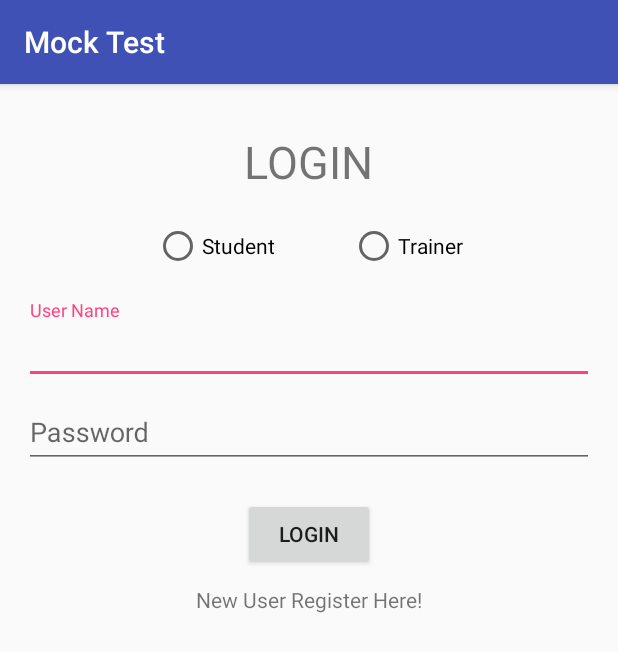
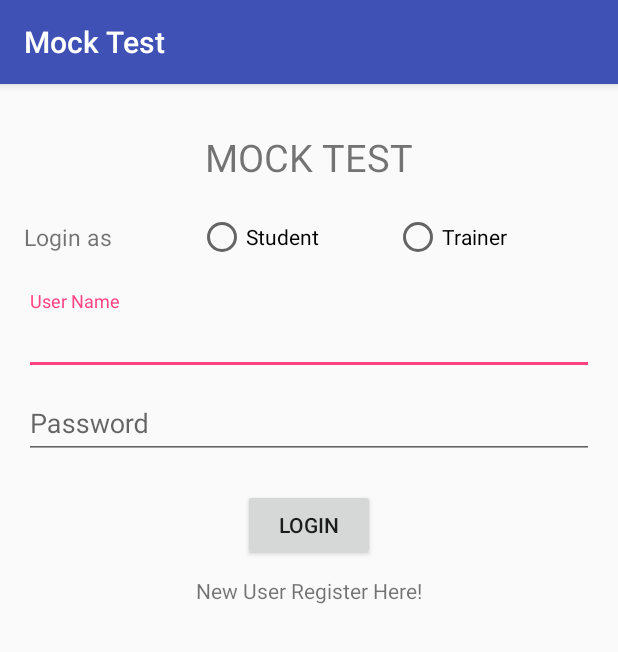
Before and after one commit to vigneshp91/MockTest, an Android app: the screen it shows after launch (LoginActivity), after a tap on "LOGIN", on a phone screen of 412 x 824 dp. Shown: the top 652 px of the screen. Run offline under Robolectric (Android 15) with nearby library versions, the light colour scheme and no system bars.

Commit message:
Register db

```diff
--- a/app/src/main/java/com/mocktest/LoginActivity.java
+++ b/app/src/main/java/com/mocktest/LoginActivity.java
@@ -1,5 +1,6 @@
 package com.mocktest;
 
+import android.database.Cursor;
 import android.support.design.widget.TextInputLayout;
 import android.support.v7.app.AppCompatActivity;
 import android.os.Bundle;
@@ -9,6 +10,7 @@ import android.view.View;
 import android.widget.Button;
 import android.widget.EditText;
 import android.widget.RadioButton;
+import android.widget.TextView;
 import android.widget.Toast;
 
 import com.mocktest.database.MockTestDb;
@@ -19,19 +21,26 @@ public class LoginActivity extends AppCompatActivity implements View.OnClickList
     private RadioButton student,trainer;
     private TextInputLayout usernameWrapper,passwordWrapper;
     private MockTestDb mTestdb;
+    private TextView user_hint,register_link;
+    Button submit;
+    private static int action_type=0;
+    String uname_txt,user_type,pass_txt;
 
     @Override
     protected void onCreate(Bundle savedInstanceState) {
         super.onCreate(savedInstanceState);
         setContentView(R.layout.activity_login);
-        Button submit=(Button)findViewById(R.id.submit);
+        submit=(Button)findViewById(R.id.submit);
         uname=(EditText)findViewById(R.id.username);
         password=(EditText)findViewById(R.id.password);
         passwordWrapper=(TextInputLayout)findViewById(R.id.passwordWrapper);
         usernameWrapper=(TextInputLayout)findViewById(R.id.usernameWrapper);
         student=(RadioButton)findViewById(R.id.student_login);
         trainer=(RadioButton)findViewById(R.id.trainer_login);
+        user_hint=(TextView) findViewById(R.id.user_hint);
+        register_link=(TextView) findViewById(R.id.register_link);
         submit.setOnClickListener(this);
+        register_link.setOnClickListener(this);
 
         mTestdb=new MockTestDb(getApplicationContext());
 
@@ -86,33 +95,68 @@ public class LoginActivity extends AppCompatActivity implements View.OnClickList
     public void onClick(View view) {
         switch (view.getId()){
             case R.id.submit:
-                String uname_txt=uname.getText().toString();
-                String pass_txt=password.getText().toString();
-                String user_type="";
+                 uname_txt=uname.getText().toString();
+                 pass_txt=password.getText().toString();
+                 user_type="";
 
                 if(student.isChecked())
                     user_type="S";
                 if(trainer.isChecked())
                     user_type="T";
 
+                if(validateUeer()){
+                    if(action_type==1) {
+                        if (mTestdb.checkUser(uname_txt).getCount() > 0) {
+                            usernameWrapper.setErrorEnabled(true);
+                            usernameWrapper.setError("User Already Exist");
+                        }else {
+                            mTestdb.registerUser(uname_txt, pass_txt, user_type);
+                        }
+                    }else{
+                        /*Cursor c=mTestdb.loginUser(uname_txt);
+                        if(c.getCount()>0){
 
-                if(user_type.equalsIgnoreCase(""))
-                    Toast.makeText(this, "Select Type of user", Toast.LENGTH_SHORT).show();
-                else if(uname.getText().toString().equalsIgnoreCase("")){
-                    usernameWrapper.setErrorEnabled(true);
-                    usernameWrapper.setError("Enter Username");
-                }else if(pass_txt.equalsIgnoreCase("")){
-                    passwordWrapper.setErrorEnabled(true);
-                    passwordWrapper.setError("Enter Password");
-                }else if(mTestdb.checkUser(uname_txt).getCount()>0){
-                    usernameWrapper.setErrorEnabled(true);
-                    usernameWrapper.setError("User Already Exist");
-            }
-                else if(!uname_txt.equalsIgnoreCase("")){
-                 TestUtil.getInstance().saveUser(getApplicationContext(),uname_txt);
-                    mTestdb.registerUser(uname_txt,pass_txt,user_type);
+                        }*/
+                        if (mTestdb.loginUser(uname_txt).getCount() > 0) {
+                            Toast.makeText(this, "Login Successful", Toast.LENGTH_SHORT).show();
+                        }else {
+                            Toast.makeText(this, "User not Exist", Toast.LENGTH_SHORT).show();
+                        }
+
+                    }
+                }
+            break;
+            case R.id.register_link:
+                if(action_type!=1){
+                    submit.setText("Register");
+                    action_type=1;
+                    user_hint.setText(getResources().getString(R.string.usertype_registration_hint));
+                    register_link.setText("Already have account Login Here!");
+                }else{
+                    submit.setText("Login");
+                    action_type=0;
+                    user_hint.setText(getResources().getString(R.string.usertype_login_hint));
+                    register_link.setText(getResources().getString(R.string.register_hint));
                 }
                 break;
         }
     }
+
+    private boolean validateUeer(){
+        boolean result=true;
+        if (user_type.equalsIgnoreCase("")) {
+            Toast.makeText(this, "Select Type of user", Toast.LENGTH_SHORT).show();
+            result=false;
+        }
+        else if (uname.getText().toString().equalsIgnoreCase("")) {
+            usernameWrapper.setErrorEnabled(true);
+            usernameWrapper.setError("Enter Username");
+            result=false;
+        } else if (pass_txt.equalsIgnoreCase("")) {
+            passwordWrapper.setErrorEnabled(true);
+            passwordWrapper.setError("Enter Password");
+            result=false;
+        }
+        return result;
+    }
 }
--- a/app/src/main/res/layout/activity_login.xml
+++ b/app/src/main/res/layout/activity_login.xml
@@ -14,15 +14,28 @@
     <TextView
         android:layout_width="wrap_content"
         android:layout_height="wrap_content"
-        android:text="@string/login_label"
-        android:textSize="30sp"
+        android:text="@string/app_name"
+        android:textSize="25sp"
         android:textAllCaps="true"
         android:layout_marginTop="15dp"
         android:layout_gravity="center"/>
+
+    <LinearLayout
+        android:layout_width="match_parent"
+        android:layout_height="wrap_content">
+        <TextView
+            android:layout_width="wrap_content"
+            android:layout_height="wrap_content"
+            android:layout_gravity="center"
+            android:id="@+id/user_hint"
+            android:textSize="15sp"
+            android:text="@string/usertype_login_hint"/>
+
         <RadioGroup
-        android:layout_width="match_parent"
+            android:layout_width="0dp"
             android:layout_height="wrap_content"
             android:orientation="horizontal"
+            android:layout_weight="1"
             android:layout_marginTop="20dp"
             android:layout_marginBottom="20dp"
             android:gravity="center">
@@ -39,6 +52,11 @@
                 android:text="@string/Trainer_label"
                 android:id="@+id/trainer_login"/>
         </RadioGroup>
+
+    </LinearLayout>
+
+
+
 
     <android.support.design.widget.TextInputLayout
         android:id="@+id/usernameWrapper"
--- a/app/src/main/res/values/strings.xml
+++ b/app/src/main/res/values/strings.xml
@@ -7,5 +7,7 @@
     <string name="uname_label">User Name</string>
     <string name="pasword_label">Password</string>
     <string name="register_hint">New User Register Here!</string>
+    <string name="usertype_login_hint">Login as</string>
+    <string name="usertype_registration_hint">Register as</string>
 
 </resources>
```
Also changed, not shown: app/src/main/java/com/mocktest/database/MockTestDb.java (+7 -0 lines). Lines whose indentation alone changed are shown as unchanged.
